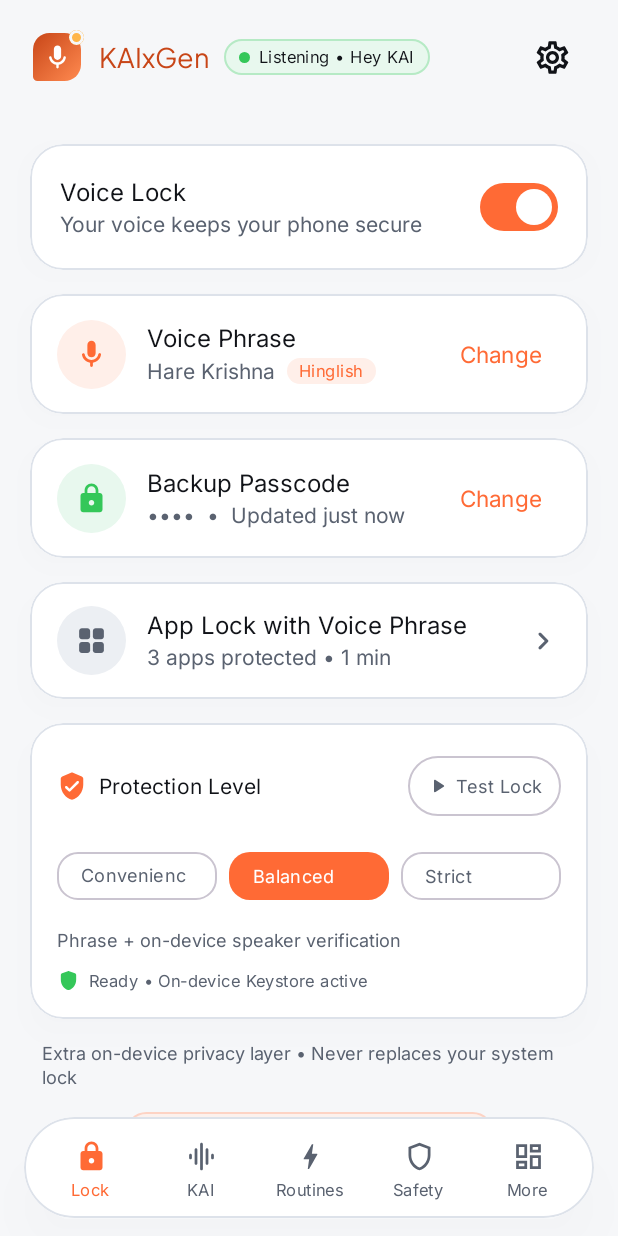
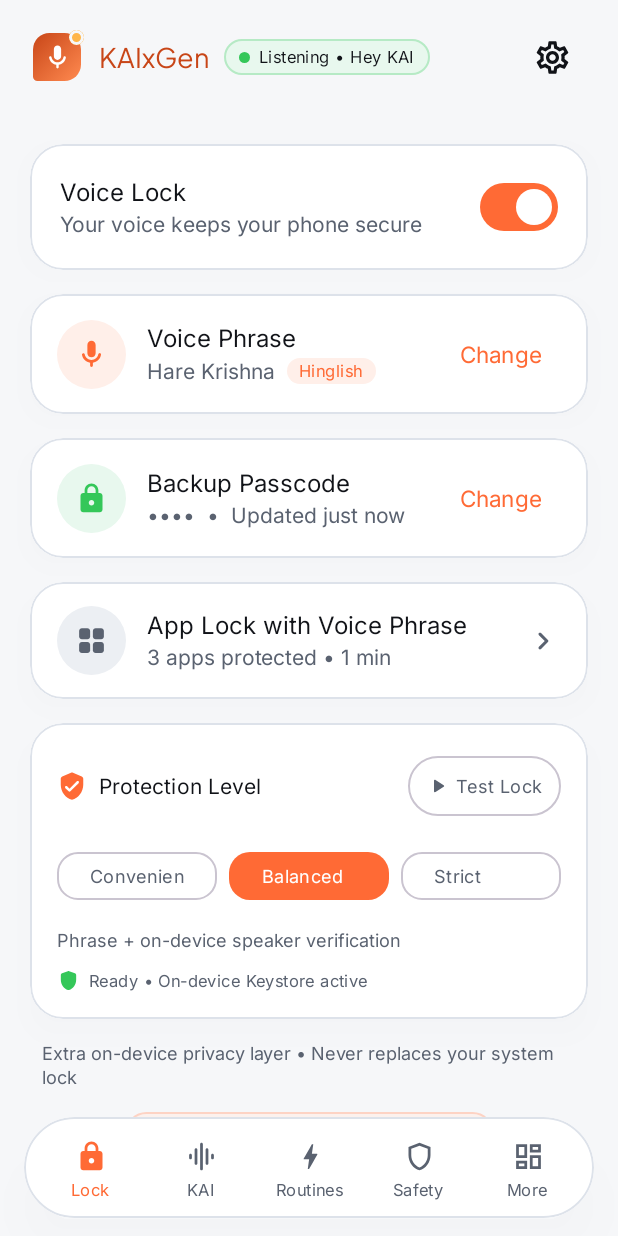
Before and after one commit to GOKUxEDITION/KAIxGenAiAssistant, an Android app built with Jetpack Compose: the VoiceLockHomeScreen screen opened through its navigation route, on a phone screen of 412 x 824 dp. Run offline under Robolectric (Android 15) with nearby library versions, the phone set to English and light mode, and no system bars.

Commit message:
Fix Convenience chip truncation in VoiceLockHomeScreen

```diff
--- a/app/src/main/java/com/kaixgen/assistant/ui/screens/voicelock/VoiceLockHomeScreen.kt
+++ b/app/src/main/java/com/kaixgen/assistant/ui/screens/voicelock/VoiceLockHomeScreen.kt
@@ -411,7 +411,9 @@ fun VoiceLockHomeScreen(
                                     Text(
                                         text = mode.label,
                                         style = MaterialTheme.typography.labelMedium,
-                                        maxLines = 1
+                                        maxLines = 1,
+                                        softWrap = false,
+                                        modifier = Modifier.padding(horizontal = 6.dp)
                                     )
                                 },
                                 modifier = Modifier
```
